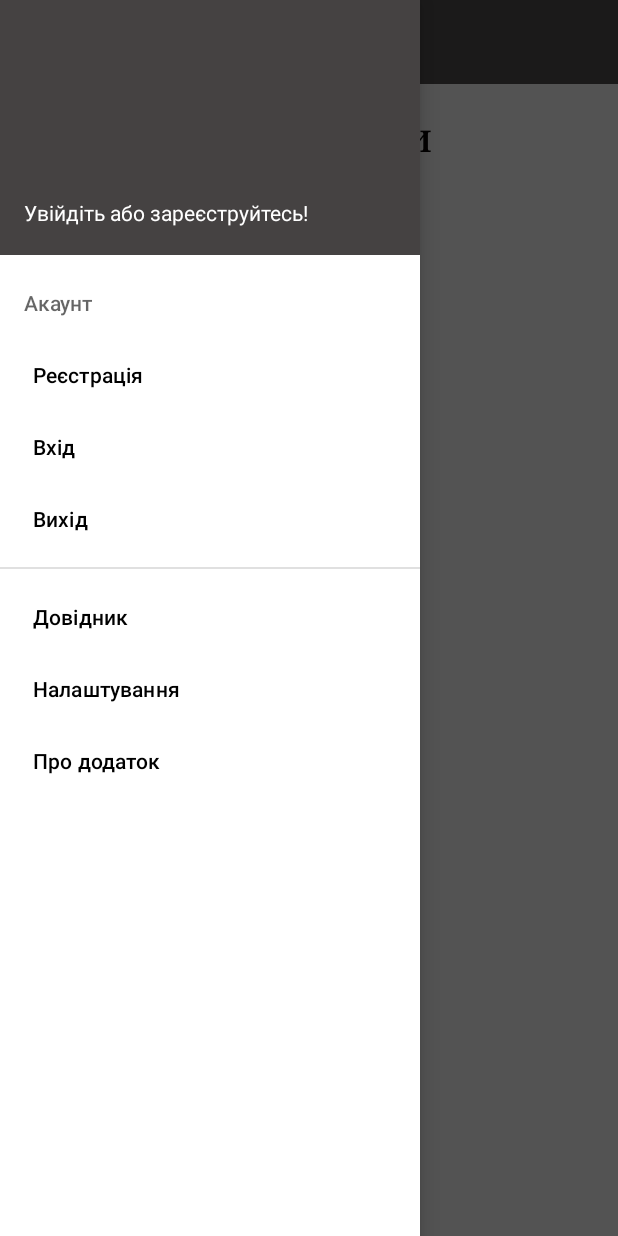
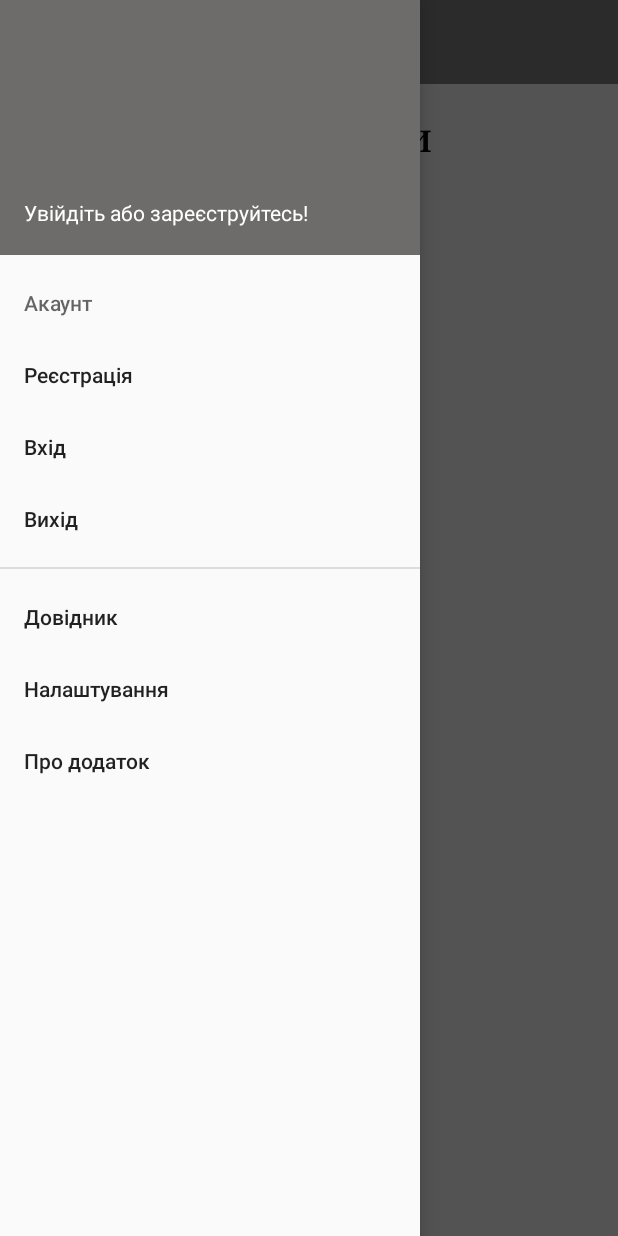
Before and after one commit to VadimKravchenkoDev/GDZS_RELOAD, an Android app: the screen it shows after launch (MainActivity), with the side drawer open, on a phone screen of 412 x 824 dp. Run offline under Robolectric (Android 15) with nearby library versions, the phone set to English and light mode, and no system bars; our stand-ins replace Firebase (no records; nobody signed in at launch, a user with empty details on screens opened directly).

Commit message:
version 2.001 - little refactoring

```diff
--- a/app/src/main/AndroidManifest.xml
+++ b/app/src/main/AndroidManifest.xml
@@ -17,6 +17,7 @@
         <activity
             android:name=".MainActivity"
             android:exported="true"
+            android:theme="@style/FullscreenTheme"
             android:screenOrientation="portrait" >
             <intent-filter>
                 <action android:name="android.intent.action.MAIN" />
--- a/app/src/main/java/com/kravchenko_vadim/gdzs/MainActivity.kt
+++ b/app/src/main/java/com/kravchenko_vadim/gdzs/MainActivity.kt
@@ -30,7 +30,7 @@ class MainActivity : AppCompatActivity(), NavigationView.OnNavigationItemSelecte
     private lateinit var tvAccount : TextView
     lateinit var binding: ActivityMainBinding
     private var dialogs = DialogHelper(this)
-    val myAuth = FirebaseAuth.getInstance()
+    var myAuth = FirebaseAuth.getInstance()
     lateinit var auth: FirebaseAuth
     override fun onCreate(savedInstanceState: Bundle?) {
         super.onCreate(savedInstanceState)
@@ -38,10 +38,6 @@ class MainActivity : AppCompatActivity(), NavigationView.OnNavigationItemSelecte
         setContentView(binding.root)
         auth = Firebase.auth
         init()
-        getWindow().setFlags(
-            WindowManager.LayoutParams.FLAG_FULLSCREEN,
-            WindowManager.LayoutParams.FLAG_FULLSCREEN
-        )
         binding.buttonNext.setOnClickListener {
             val intent = Intent(this, MainActivity2::class.java)
             startActivity(intent)
--- a/app/src/main/res/layout/activity_toolbar.xml
+++ b/app/src/main/res/layout/activity_toolbar.xml
@@ -3,11 +3,12 @@
     xmlns:app="http://schemas.android.com/apk/res-auto"
     android:layout_width="match_parent"
     android:layout_height="match_parent">
+
     <androidx.appcompat.widget.Toolbar
         android:id="@+id/toolbar"
         android:layout_width="match_parent"
         android:layout_height="wrap_content"
-        android:background="#454242"
+        android:background="#6E6B6B"
         android:minHeight="?attr/actionBarSize"
         android:theme="?attr/actionBarTheme"
         app:layout_constraintEnd_toEndOf="parent"
--- a/app/src/main/res/layout/nav_header_main.xml
+++ b/app/src/main/res/layout/nav_header_main.xml
@@ -4,7 +4,7 @@
     xmlns:tools="http://schemas.android.com/tools"
     android:layout_width="match_parent"
     android:layout_height="170dp"
-    android:background="#454242">
+    android:background="#6E6B6B">
 
     <ImageView
         android:id="@+id/imAccountImage"
--- a/app/src/main/res/values/styles.xml
+++ b/app/src/main/res/values/styles.xml
@@ -1,12 +1,16 @@
 <?xml version="1.0" encoding="utf-8"?>
 <resources>
+
     <style name="TextClockStyle" parent="android:Widget.TextView">
-
         <item name="android:background">#D1D0D0</item>
         <item name="android:textColor">#000000</item>
-
         <item name="android:format12Hour">HH:mm:ss</item>
         <item name="android:format24Hour">HH:mm:ss</item>
     </style>
 
+    <style name="FullscreenTheme" parent="Theme.AppCompat.Light.NoActionBar">
+        <item name="android:windowFullscreen">true</item>
+        <item name="android:windowContentOverlay">@null</item>
+    </style>
+
 </resources>
```
